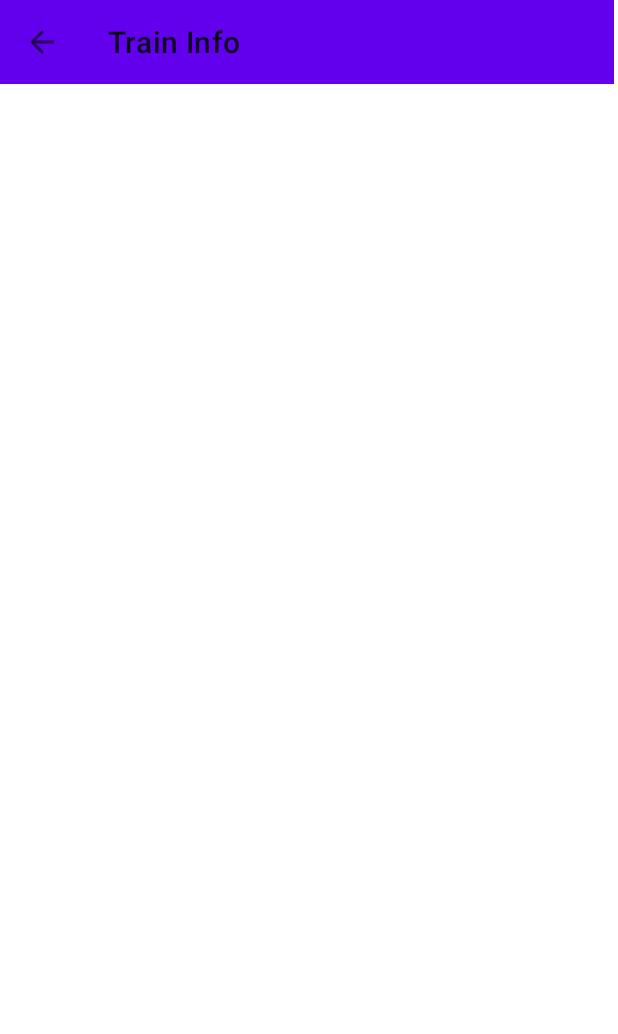
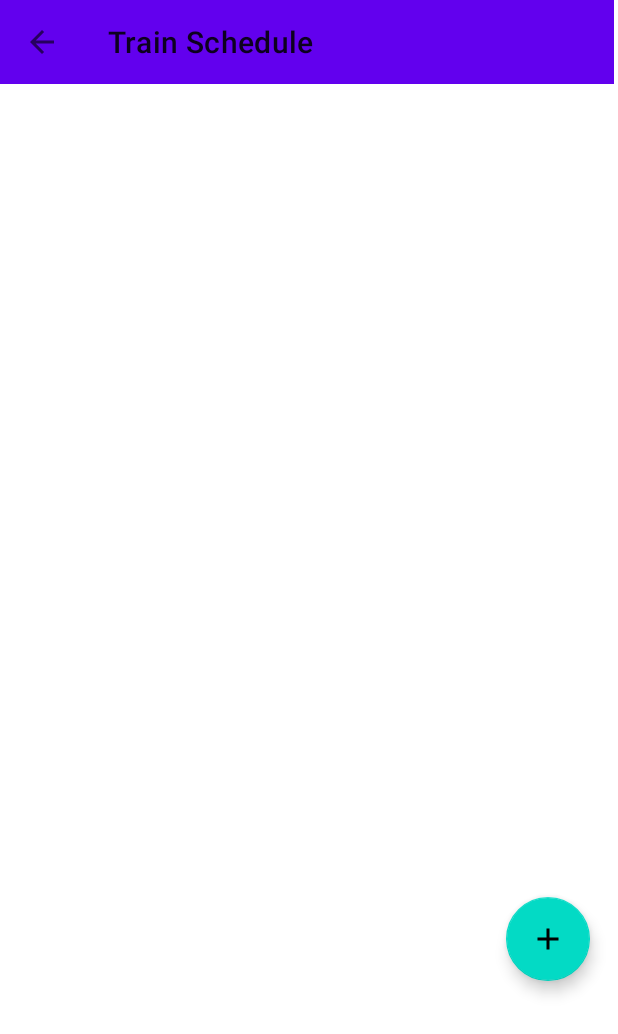
Before and after one commit to DanTheT/RailwayReservation, an Android app: the OverallTrainScheduleFragment screen opened through its navigation route, on a phone screen of 412 x 824 dp. Shown: the top 1034 px of the screen. Run offline under Robolectric (Android 15) with nearby library versions, the phone set to English and light mode, and no system bars; our stand-ins replace Firebase (no records; nobody signed in at launch, a user with empty details on screens opened directly).

Commit message:
Committed new adjustments

```diff
--- a/app/src/main/java/com/example/railwayreservation/admin/AdminMainFragment.kt
+++ b/app/src/main/java/com/example/railwayreservation/admin/AdminMainFragment.kt
@@ -61,7 +61,7 @@ class AdminMainFragment : Fragment() {
         }
 
         binding.trainManageBtn.setOnClickListener {
-            navController.navigate(R.id.action_adminMainFragment_to_trainManageFragment2)
+            navController.navigate(R.id.action_adminMainFragment_to_trainManageFragment)
         }
 
         binding.trainIssuesBtn.setOnClickListener {
--- a/app/src/main/java/com/example/railwayreservation/admin/login/AdminLoginViewModel.kt
+++ b/app/src/main/java/com/example/railwayreservation/admin/login/AdminLoginViewModel.kt
@@ -1,8 +1,10 @@
 package com.example.railwayreservation.admin.login
 
 import androidx.lifecycle.ViewModel
-import kotlinx.coroutines.flow.MutableStateFlow
 
 class AdminLoginViewModel: ViewModel() {
 
+    fun checkEmptyInputs(email: String, password: String){
+
+    }
 }
--- a/app/src/main/java/com/example/railwayreservation/admin/trainInfo/addTrain/AddTrainInfoFragment.kt
+++ b/app/src/main/java/com/example/railwayreservation/admin/trainInfo/addTrain/AddTrainInfoFragment.kt
@@ -9,7 +9,7 @@ import android.widget.ArrayAdapter
 import android.widget.Spinner
 import android.widget.Toast
 import com.example.railwayreservation.R
-import com.example.railwayreservation.admin.trainInfo.checkTrain.TrainInfo
+import com.example.railwayreservation.admin.trainInfo.data.TrainInfo
 import com.example.railwayreservation.databinding.FragmentAddTrainInfoBinding
 import com.google.firebase.database.DatabaseReference
 import com.google.firebase.database.FirebaseDatabase
--- a/app/src/main/java/com/example/railwayreservation/admin/trainInfo/checkTrain/OverallTrainInfoFragment.kt
+++ b/app/src/main/java/com/example/railwayreservation/admin/trainInfo/checkTrain/OverallTrainInfoFragment.kt
@@ -1,6 +1,5 @@
 package com.example.railwayreservation.admin.trainInfo.checkTrain
 
-import android.content.Intent
 import android.os.Bundle
 import android.view.LayoutInflater
 import android.view.View
@@ -12,6 +11,7 @@ import androidx.navigation.fragment.findNavController
 import androidx.recyclerview.widget.LinearLayoutManager
 import androidx.recyclerview.widget.RecyclerView
 import com.example.railwayreservation.R
+import com.example.railwayreservation.admin.trainInfo.data.BriefInfoData
 import com.example.railwayreservation.databinding.FragmentOverallTrainInfoBinding
 import com.google.firebase.database.*
 
--- a/app/src/main/java/com/example/railwayreservation/admin/trainInfo/checkTrain/TrainInfoAdapter.kt
+++ b/app/src/main/java/com/example/railwayreservation/admin/trainInfo/checkTrain/TrainInfoAdapter.kt
@@ -6,6 +6,7 @@ import android.view.ViewGroup
 import android.widget.TextView
 import androidx.recyclerview.widget.RecyclerView
 import com.example.railwayreservation.R
+import com.example.railwayreservation.admin.trainInfo.data.BriefInfoData
 
 class TrainInfoAdapter(private val trainList: ArrayList<BriefInfoData>): RecyclerView.Adapter<TrainInfoAdapter.TrainViewHolder>() {
 
--- a/app/src/main/java/com/example/railwayreservation/admin/trainInfo/checkTrain/BriefInfoData.kt
+++ b/app/src/main/java/com/example/railwayreservation/admin/trainInfo/data/BriefInfoData.kt
@@ -1,4 +1,4 @@
-package com.example.railwayreservation.admin.trainInfo.checkTrain
+package com.example.railwayreservation.admin.trainInfo.data
 
 data class BriefInfoData(
     val trainName: String = "",
--- a/app/src/main/java/com/example/railwayreservation/admin/trainInfo/checkTrain/TrainInfo.kt
+++ b/app/src/main/java/com/example/railwayreservation/admin/trainInfo/data/TrainInfo.kt
@@ -1,4 +1,4 @@
-package com.example.railwayreservation.admin.trainInfo.checkTrain
+package com.example.railwayreservation.admin.trainInfo.data
 
 data class TrainInfo(
     val trainName: String = "",
--- a/app/src/main/java/com/example/railwayreservation/admin/trainSchedule/OverallTrainScheduleFragment.kt
+++ b/app/src/main/java/com/example/railwayreservation/admin/trainSchedule/OverallTrainScheduleFragment.kt
@@ -5,6 +5,9 @@ import androidx.fragment.app.Fragment
 import android.view.LayoutInflater
 import android.view.View
 import android.view.ViewGroup
+import androidx.navigation.NavController
+import androidx.navigation.Navigation
+import androidx.navigation.fragment.findNavController
 import androidx.recyclerview.widget.LinearLayoutManager
 import androidx.recyclerview.widget.RecyclerView
 import com.example.railwayreservation.R
@@ -18,11 +21,7 @@ class OverallTrainScheduleFragment : Fragment() {
     private lateinit var scheduleRecycleView: RecyclerView
     private lateinit var scheduleArrayList: ArrayList<TrainSchedule>
     private lateinit var scheduleDatabase: DatabaseReference
-
-    override fun onCreate(savedInstanceState: Bundle?) {
-        super.onCreate(savedInstanceState)
-
-    }
+    private lateinit var navController: NavController
 
     override fun onCreateView(
         inflater: LayoutInflater, container: ViewGroup?,
@@ -33,18 +32,27 @@ class OverallTrainScheduleFragment : Fragment() {
         scheduleRecycleView= binding.displayScheduleRV
         scheduleRecycleView.layoutManager = LinearLayoutManager(context)
 
-        scheduleArrayList = arrayListOf<TrainSchedule>()
-
+        scheduleArrayList = arrayListOf()
         return binding.root
     }
 
     override fun onViewCreated(view: View, savedInstanceState: Bundle?) {
         super.onViewCreated(view, savedInstanceState)
+        navController = Navigation.findNavController(view)
+
+        binding.overallTrainScheduleMainTopAppBar.setOnClickListener {
+            findNavController().navigate(R.id.action_overallTrainScheduleFragment_to_trainManageFragment)
+        }
+
+        binding.fltAddNewSchedule.setOnClickListener {
+            findNavController().navigate(R.id.action_overallTrainScheduleFragment_to_addNewScheduleFragment)
+        }
+
         getScheduleTime()
     }
 
     private fun getScheduleTime(){
-        scheduleDatabase = FirebaseDatabase.getInstance().getReference("TrainInfo").child("Schedule")
+        scheduleDatabase = FirebaseDatabase.getInstance().getReference("TrainInfo")
         scheduleDatabase.addValueEventListener(object : ValueEventListener{
             override fun onDataChange(snapshot: DataSnapshot) {
                 if(snapshot.exists()){
--- a/app/src/main/res/layout/fragment_overall_train_schedule.xml
+++ b/app/src/main/res/layout/fragment_overall_train_schedule.xml
@@ -22,7 +22,7 @@
                 android:layout_width="match_parent"
                 android:layout_height="?attr/actionBarSize"
                 app:navigationIcon="@drawable/ic_arrow_back_24"
-                app:title="Train Info" />
+                app:title="Train Schedule" />
 
         </com.google.android.material.appbar.AppBarLayout>
 
@@ -36,4 +36,17 @@
         app:layout_constraintEnd_toEndOf="parent"
         app:layout_constraintStart_toStartOf="parent"
         app:layout_constraintTop_toBottomOf="@+id/topBarLayout" />
+
+    <com.google.android.material.floatingactionbutton.FloatingActionButton
+        android:id="@+id/fltAddNewSchedule"
+        android:layout_width="wrap_content"
+        android:layout_height="wrap_content"
+        android:clickable="true"
+        android:contentDescription="add new schedule"
+        android:src="@drawable/ic_add_24"
+        app:layout_constraintEnd_toEndOf="parent"
+        app:layout_constraintBottom_toBottomOf="parent"
+        android:layout_marginEnd="16dp"
+        android:layout_marginBottom="75dp"
+        android:focusable="true" />
 </androidx.constraintlayout.widget.ConstraintLayout>
--- a/app/src/main/res/layout/list_info.xml
+++ b/app/src/main/res/layout/list_info.xml
@@ -32,7 +32,7 @@
                     style="@style/TextAppearance.MaterialComponents.Headline6"
                     android:layout_width="wrap_content"
                     android:layout_height="wrap_content"
-                    android:text="Train Name " />
+                    android:text="Name " />
 
                 <TextView
                     android:id="@+id/trainInfoName"
@@ -52,7 +52,7 @@
                     style="@style/TextAppearance.MaterialComponents.Body2"
                     android:layout_width="wrap_content"
                     android:layout_height="wrap_content"
-                    android:text="Train Line " />
+                    android:text="Line " />
 
                 <TextView
                     android:id="@+id/trainInfoLine"
--- a/app/src/main/res/navigation/admin_nav_graph.xml
+++ b/app/src/main/res/navigation/admin_nav_graph.xml
@@ -31,11 +31,11 @@
         android:label="fragment_admin_main"
         tools:layout="@layout/fragment_admin_main" >
         <action
+            android:id="@+id/action_adminMainFragment_to_trainManageFragment"
+            app:destination="@id/trainManageFragment" />
+        <action
             android:id="@+id/action_adminMainFragment_to_adminLoginFragment"
             app:destination="@id/adminLoginFragment" />
-        <action
-            android:id="@+id/action_adminMainFragment_to_trainManageFragment2"
-            app:destination="@id/trainManageFragment" />
     </fragment>
     <fragment
         android:id="@+id/trainManageFragment"
@@ -43,31 +43,41 @@
         android:label="fragment_train_manage"
         tools:layout="@layout/fragment_train_manage" >
         <action
-            android:id="@+id/action_trainManageFragment_to_adminMainFragment"
-            app:destination="@id/adminMainFragment" />
+            android:id="@+id/action_trainManageFragment_to_overallTrainInfoFragment"
+            app:destination="@id/overallTrainInfoFragment" />
         <action
             android:id="@+id/action_trainManageFragment_to_overallTrainScheduleFragment"
             app:destination="@id/overallTrainScheduleFragment" />
         <action
-            android:id="@+id/action_trainManageFragment_to_overallTrainInfoFragment"
-            app:destination="@id/overallTrainInfoFragment" />
+            android:id="@+id/action_trainManageFragment_to_overallTrainSeatsFragment2"
+            app:destination="@id/overallTrainSeatsFragment" />
+        <action
+            android:id="@+id/action_trainManageFragment_to_adminMainFragment"
+            app:destination="@id/adminMainFragment" />
     </fragment>
     <fragment
         android:id="@+id/overallTrainScheduleFragment"
         android:name="com.example.railwayreservation.admin.trainSchedule.OverallTrainScheduleFragment"
         android:label="fragment_overall_train_schedule"
-        tools:layout="@layout/fragment_overall_train_schedule" />
+        tools:layout="@layout/fragment_overall_train_schedule" >
+        <action
+            android:id="@+id/action_overallTrainScheduleFragment_to_addNewScheduleFragment"
+            app:destination="@id/addNewScheduleFragment" />
+        <action
+            android:id="@+id/action_overallTrainScheduleFragment_to_trainManageFragment"
+            app:destination="@id/trainManageFragment" />
+    </fragment>
     <fragment
         android:id="@+id/overallTrainInfoFragment"
         android:name="com.example.railwayreservation.admin.trainInfo.checkTrain.OverallTrainInfoFragment"
         android:label="fragment_overall_train_info"
         tools:layout="@layout/fragment_overall_train_info" >
         <action
+            android:id="@+id/action_overallTrainInfoFragment_to_addNewInfoFragment"
+            app:destination="@id/addNewInfoFragment" />
+        <action
             android:id="@+id/action_overallTrainInfoFragment_to_trainManageFragment"
             app:destination="@id/trainManageFragment" />
-        <action
-            android:id="@+id/action_overallTrainInfoFragment_to_addNewInfoFragment"
-            app:destination="@id/addNewInfoFragment" />
     </fragment>
     <fragment
         android:id="@+id/addNewInfoFragment"
@@ -78,4 +88,22 @@
             android:id="@+id/action_addNewInfoFragment_to_overallTrainInfoFragment"
             app:destination="@id/overallTrainInfoFragment" />
     </fragment>
+    <fragment
+        android:id="@+id/addNewScheduleFragment"
+        android:name="com.example.railwayreservation.admin.trainSchedule.AddNewScheduleFragment"
+        android:label="fragment_add_new_schedule"
+        tools:layout="@layout/fragment_add_new_schedule" >
+        <action
+            android:id="@+id/action_addNewScheduleFragment_to_overallTrainScheduleFragment"
+            app:destination="@id/overallTrainScheduleFragment" />
+    </fragment>
+    <fragment
+        android:id="@+id/overallTrainSeatsFragment"
+        android:name="com.example.railwayreservation.admin.trainSeats.OverallTrainSeatsFragment"
+        android:label="fragment_overall_train_seats"
+        tools:layout="@layout/fragment_overall_train_seats" >
+        <action
+            android:id="@+id/action_overallTrainSeatsFragment_to_trainManageFragment"
+            app:destination="@id/trainManageFragment" />
+    </fragment>
 </navigation>
```
Also changed, not shown: app/src/main/java/com/example/railwayreservation/admin/trainInfo/addTrain/AddNewInfoFragment.kt (+13 -14 lines), app/src/main/java/com/example/railwayreservation/admin/trainInfo/addTrain/AddNewInfoViewModel.kt (added, +16 -0 lines), app/src/main/java/com/example/railwayreservation/admin/trainInfo/data/TrainInfoDAO.kt (added, +14 -0 lines), app/src/main/java/com/example/railwayreservation/admin/trainSchedule/AddNewScheduleFragment.kt (added, +42 -0 lines), app/src/main/java/com/example/railwayreservation/admin/trainSeats/OverallTrainSeatsFragment.kt (added, +33 -0 lines), app/src/main/res/layout/fragment_add_new_schedule.xml (added, +30 -0 lines), app/src/main/res/layout/fragment_overall_train_seats.xml (added, +14 -0 lines), app/src/main/res/layout/list_schedule.xml (+48 -4 lines).
